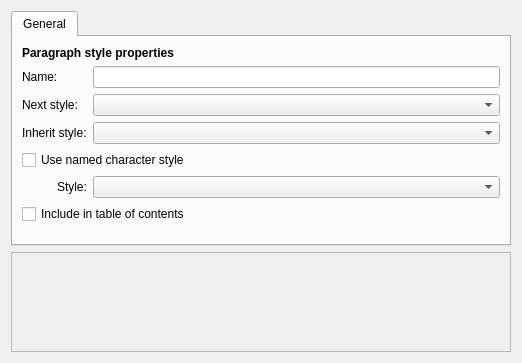
Qt form plugins/textshape/dialogs/ParagraphGeneral.ui (KDE/krita) before a commit.
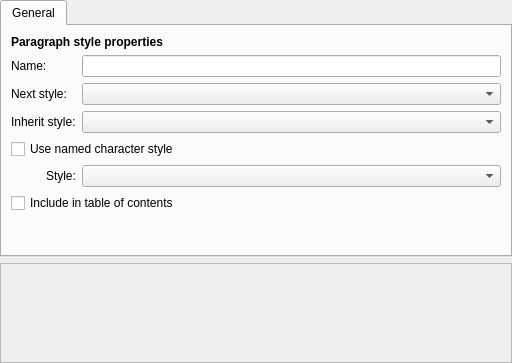
The same form after that commit. Custom widgets are drawn as their Qt base class.

Commit message:
Fix style manager layout;
BUG:196391

Patch:
```diff
--- a/plugins/textshape/dialogs/ParagraphGeneral.ui
+++ b/plugins/textshape/dialogs/ParagraphGeneral.ui
@@ -1,15 +1,18 @@
 <ui version="4.0" >
  <class>ParagraphGeneral</class>
- <widget class="QWidget" name="ParagraphGeneral" >
-  <property name="geometry" >
+ <widget class="QWidget" name="ParagraphGeneral">
+  <property name="geometry">
    <rect>
     <x>0</x>
     <y>0</y>
-    <width>508</width>
+    <width>512</width>
     <height>363</height>
    </rect>
   </property>
-  <layout class="QVBoxLayout" name="verticalLayout" >
+  <layout class="QVBoxLayout" name="verticalLayout">
+   <property name="margin">
+    <number>0</number>
+   </property>
    <item>
     <widget class="QTabWidget" name="tabs" >
      <property name="sizePolicy" >
```
Left out of the diff: 109 changed lines with no effect on the pictures. The commit also changes 5 other files.
